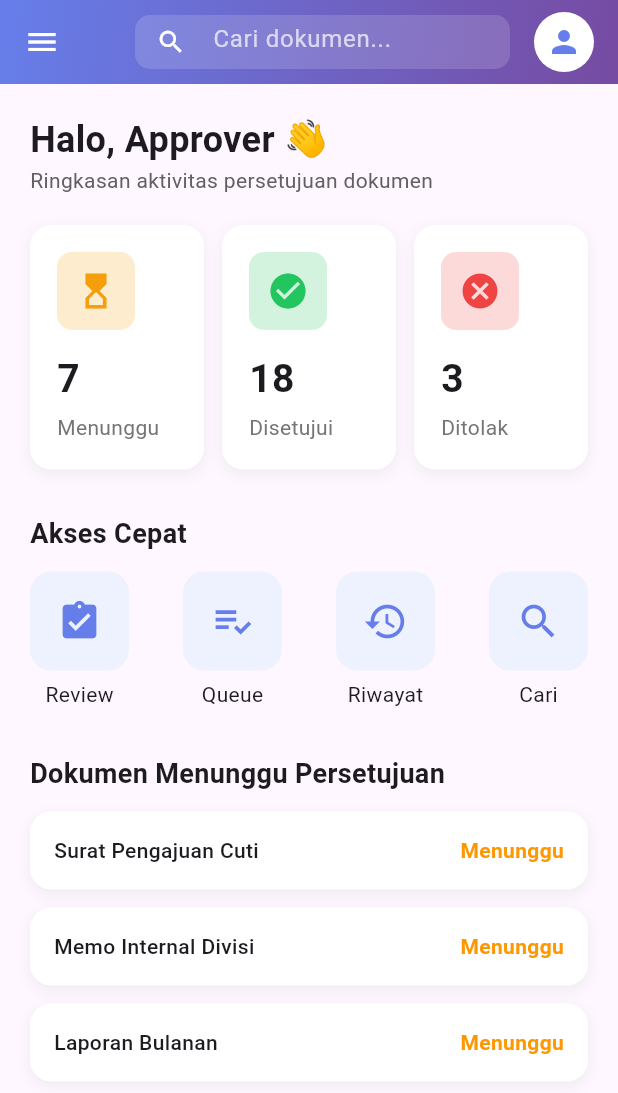
After one commit to Tento03/DMS-App-Flutter, a Flutter app: the ApproverDashboard screen opened directly, on a phone screen of 412 x 824 dp. The commit adds this screen. Shown: the top 1093 px of the screen. Run offline on Flutter 3.47's test engine with Material 3 defaults, Android fonts, the phone set to English and light mode, and no system bars.

Commit message:
approver dashboard

```diff
--- a/lib/auth/LoginPage.dart
+++ b/lib/auth/LoginPage.dart
@@ -1,3 +1,4 @@
+import 'package:dmsapp/dashboard/ApproverDashboard.dart';
 import 'package:flutter/material.dart';
 import 'package:dmsapp/dashboard/UserDashboard.dart';
 
@@ -163,7 +164,7 @@ class _LoginpageState extends State<Loginpage> {
                                   Navigator.push(
                                     context,
                                     MaterialPageRoute(
-                                      builder: (context) => UserDashboard(),
+                                      builder: (context) => ApproverDashboard(),
                                     ),
                                   );
                                   ScaffoldMessenger.of(context).showSnackBar(
--- /dev/null
+++ b/lib/dashboard/ApproverDashboard.dart
@@ -0,0 +1,322 @@
+import 'package:flutter/material.dart';
+
+class ApproverDashboard extends StatefulWidget {
+  const ApproverDashboard({super.key});
+
+  @override
+  State<ApproverDashboard> createState() => _ApproverDashboardState();
+}
+
+class _ApproverDashboardState extends State<ApproverDashboard> {
+  String _selectedMenu = "Dashboard";
+
+  @override
+  Widget build(BuildContext context) {
+    return Scaffold(
+      // ======================= APP BAR ============================
+      appBar: AppBar(
+        elevation: 0,
+        iconTheme: const IconThemeData(color: Colors.white),
+        title: const Text(
+          "Approver Dashboard",
+          style: TextStyle(color: Colors.white, fontWeight: FontWeight.bold),
+        ),
+
+        flexibleSpace: Container(
+          decoration: const BoxDecoration(
+            gradient: LinearGradient(
+              colors: [Color(0xFF667eea), Color(0xFF764ba2)],
+              begin: Alignment.topLeft,
+              end: Alignment.bottomRight,
+            ),
+          ),
+        ),
+
+        actions: [
+          // ========== SEARCH BAR ==============
+          Container(
+            width: 250,
+            margin: const EdgeInsets.symmetric(vertical: 10, horizontal: 16),
+            decoration: BoxDecoration(
+              color: Colors.white.withOpacity(0.15),
+              borderRadius: BorderRadius.circular(10),
+            ),
+            child: const TextField(
+              style: TextStyle(color: Colors.white),
+              decoration: InputDecoration(
+                hintText: "Cari dokumen...",
+                hintStyle: TextStyle(color: Colors.white70),
+                prefixIcon: Icon(Icons.search, size: 20, color: Colors.white),
+                border: InputBorder.none,
+                contentPadding: EdgeInsets.symmetric(vertical: 10),
+              ),
+            ),
+          ),
+
+          const Padding(
+            padding: EdgeInsets.only(right: 16),
+            child: CircleAvatar(
+              backgroundColor: Colors.white,
+              child: Icon(Icons.person, color: Color(0xFF667eea)),
+            ),
+          ),
+        ],
+      ),
+
+      // ======================= DRAWER ==============================
+      drawer: Drawer(
+        child: Container(
+          decoration: const BoxDecoration(
+            gradient: LinearGradient(
+              colors: [Color(0xFF667eea), Color(0xFF764ba2)],
+              begin: Alignment.topCenter,
+              end: Alignment.bottomCenter,
+            ),
+          ),
+          child: Column(
+            children: [
+              const SizedBox(height: 60),
+              const ListTile(
+                leading: CircleAvatar(
+                  backgroundColor: Colors.white,
+                  child: Icon(Icons.person, color: Color(0xFF667eea)),
+                ),
+                title: Text(
+                  "Approver Account",
+                  style: TextStyle(
+                    color: Colors.white,
+                    fontWeight: FontWeight.bold,
+                  ),
+                ),
+                subtitle: Text(
+                  "approver@gmail.com",
+                  style: TextStyle(color: Colors.white70),
+                ),
+              ),
+              const Divider(color: Colors.white24),
+
+              _menuItem(Icons.dashboard_outlined, "Dashboard"),
+              _menuItem(Icons.assignment, "Approval Queue"),
+              _menuItem(Icons.history, "Riwayat Approval"),
+              _menuItem(Icons.search, "Search Document"),
+              _menuItem(Icons.settings, "Settings"),
+
+              const Spacer(),
+              const Divider(color: Colors.white24),
+
+              ListTile(
+                leading: const Icon(Icons.logout, color: Colors.white),
+                title: const Text(
+                  "Logout",
+                  style: TextStyle(color: Colors.white),
+                ),
+                onTap: () => Navigator.pop(context),
+              ),
+
+              const SizedBox(height: 20),
+            ],
+          ),
+        ),
+      ),
+
+      // ======================= BODY ==============================
+      body: SingleChildScrollView(
+        padding: const EdgeInsets.all(20),
+        child: Column(
+          crossAxisAlignment: CrossAxisAlignment.start,
+          children: [
+            const Text(
+              "Halo, Approver 👋",
+              style: TextStyle(fontSize: 24, fontWeight: FontWeight.bold),
+            ),
+            Text(
+              "Ringkasan aktivitas persetujuan dokumen",
+              style: TextStyle(color: Colors.grey[700]),
+            ),
+            const SizedBox(height: 20),
+
+            // ================= STAT CARDS ==================
+            Row(
+              children: [
+                Expanded(
+                  child: _buildStatCard(
+                    "Menunggu",
+                    "7",
+                    Icons.hourglass_top,
+                    const Color(0xFFF59E0B),
+                  ),
+                ),
+                const SizedBox(width: 12),
+                Expanded(
+                  child: _buildStatCard(
+                    "Disetujui",
+                    "18",
+                    Icons.check_circle,
+                    const Color(0xFF22C55E),
+                  ),
+                ),
+                const SizedBox(width: 12),
+                Expanded(
+                  child: _buildStatCard(
+                    "Ditolak",
+                    "3",
+                    Icons.cancel,
+                    const Color(0xFFEF4444),
+                  ),
+                ),
+              ],
+            ),
+
+            const SizedBox(height: 30),
+
+            // ================= QUICK MENU ==================
+            const Text(
+              "Akses Cepat",
+              style: TextStyle(fontSize: 18, fontWeight: FontWeight.bold),
+            ),
+            const SizedBox(height: 12),
+
+            Row(
+              mainAxisAlignment: MainAxisAlignment.spaceBetween,
+              children: [
+                _quickMenu(Icons.assignment_turned_in, "Review"),
+                _quickMenu(Icons.playlist_add_check, "Queue"),
+                _quickMenu(Icons.history, "Riwayat"),
+                _quickMenu(Icons.search, "Cari"),
+              ],
+            ),
+
+            const SizedBox(height: 30),
+
+            // ================= RECENT DOCS =================
+            const Text(
+              "Dokumen Menunggu Persetujuan",
+              style: TextStyle(fontSize: 18, fontWeight: FontWeight.bold),
+            ),
+            const SizedBox(height: 12),
+
+            _recentDocument("Surat Pengajuan Cuti", "Menunggu", Colors.orange),
+            _recentDocument("Memo Internal Divisi", "Menunggu", Colors.orange),
+            _recentDocument("Laporan Bulanan", "Menunggu", Colors.orange),
+          ],
+        ),
+      ),
+    );
+  }
+
+  // ============================================================
+  // WIDGET: MENU ITEM DRAWER
+  // ============================================================
+  Widget _menuItem(IconData icon, String title) {
+    bool selected = _selectedMenu == title;
+    return ListTile(
+      leading: Icon(icon, color: Colors.white),
+      title: Text(
+        title,
+        style: TextStyle(
+          color: Colors.white,
+          fontWeight: selected ? FontWeight.bold : FontWeight.normal,
+        ),
+      ),
+      selected: selected,
+      selectedTileColor: Colors.white24,
+      onTap: () {
+        setState(() => _selectedMenu = title);
+        Navigator.pop(context);
+      },
+    );
+  }
+
+  // ============================================================
+  // WIDGET: CARD STATISTIK
+  // ============================================================
+  Widget _buildStatCard(
+    String title,
+    String value,
+    IconData icon,
+    Color color,
+  ) {
+    return Container(
+      padding: const EdgeInsets.all(18),
+      decoration: _cardDecoration(),
+      child: Column(
+        crossAxisAlignment: CrossAxisAlignment.start,
+        children: [
+          Container(
+            padding: const EdgeInsets.all(12),
+            decoration: BoxDecoration(
+              color: color.withOpacity(0.2),
+              borderRadius: BorderRadius.circular(10),
+            ),
+            child: Icon(icon, color: color, size: 28),
+          ),
+          const SizedBox(height: 14),
+          Text(
+            value,
+            style: const TextStyle(fontSize: 26, fontWeight: FontWeight.bold),
+          ),
+          const SizedBox(height: 4),
+          Text(title, style: TextStyle(color: Colors.grey[600])),
+        ],
+      ),
+    );
+  }
+
+  // ============================================================
+  // WIDGET: QUICK MENU
+  // ============================================================
+  Widget _quickMenu(IconData icon, String label) {
+    return Column(
+      children: [
+        Container(
+          padding: const EdgeInsets.all(18),
+          decoration: BoxDecoration(
+            color: const Color(0xFFEEF2FF),
+            borderRadius: BorderRadius.circular(14),
+          ),
+          child: Icon(icon, size: 30, color: const Color(0xFF667eea)),
+        ),
+        const SizedBox(height: 6),
+        Text(label),
+      ],
+    );
+  }
+
+  // ============================================================
+  // WIDGET: RECENT DOCUMENT ITEM
+  // ============================================================
+  Widget _recentDocument(String title, String status, Color statusColor) {
+    return Container(
+      padding: const EdgeInsets.all(16),
+      margin: const EdgeInsets.only(bottom: 12),
+      decoration: _cardDecoration(),
+      child: Row(
+        mainAxisAlignment: MainAxisAlignment.spaceBetween,
+        children: [
+          Text(title, style: const TextStyle(fontWeight: FontWeight.w500)),
+          Text(
+            status,
+            style: TextStyle(color: statusColor, fontWeight: FontWeight.bold),
+          ),
+        ],
+      ),
+    );
+  }
+
+  // ============================================================
+  // CARD DECORATION
+  // ============================================================
+  BoxDecoration _cardDecoration() {
+    return BoxDecoration(
+      color: Colors.white,
+      borderRadius: BorderRadius.circular(14),
+      boxShadow: [
+        BoxShadow(
+          color: Colors.black.withOpacity(0.06),
+          blurRadius: 8,
+          offset: const Offset(0, 3),
+        ),
+      ],
+    );
+  }
+}
```
